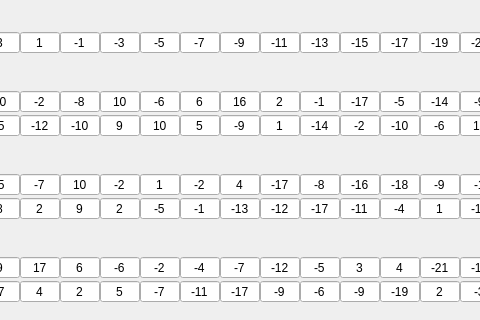
Old version of the form ui/qt.ui in the repository PyTaki/TpMachineEnigma; both pictures show x 485 to 965 and y 0 to 320 of the 1151 by 817 pixel window.
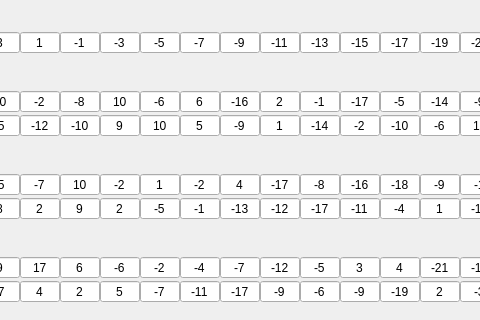
New version of the form. Icons and pictures are not drawn.

Diff of the .ui file:
```diff
--- a/ui/qt.ui
+++ b/ui/qt.ui
@@ -2543,7 +2543,7 @@
            <number>-99</number>
           </property>
           <property name="value">
-           <number>16</number>
+           <number>-16</number>
           </property>
          </widget>
         </item>
```
